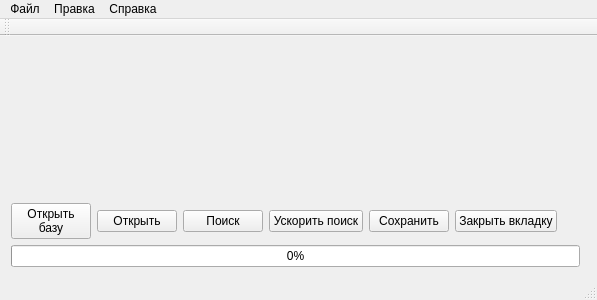
This is mainwindow.ui in RuslanGainanov/AddressBID as Qt 5 draws it before an edit. The edited form follows.
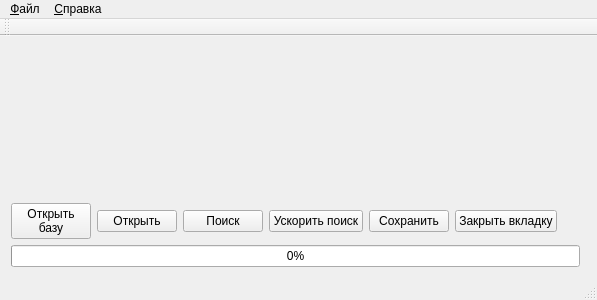
This is the edited form. Icons and pictures are not drawn. Custom widgets are drawn as their Qt base class.

```diff
--- a/mainwindow.ui
+++ b/mainwindow.ui
@@ -110,7 +110,7 @@
    </property>
    <widget class="QMenu" name="_menuFile">
     <property name="title">
-     <string>Файл</string>
+     <string>&amp;Файл</string>
     </property>
     <widget class="QMenu" name="_menuOpen">
      <property name="title">
@@ -127,19 +127,11 @@
    </widget>
    <widget class="QMenu" name="_menuHelp">
     <property name="title">
-     <string>Справка</string>
+     <string>&amp;Справка</string>
     </property>
     <addaction name="_actionAbout"/>
    </widget>
-   <widget class="QMenu" name="_menuEdit">
-    <property name="title">
-     <string>Правка</string>
-    </property>
-    <addaction name="action_9"/>
-    <addaction name="action_11"/>
-   </widget>
    <addaction name="_menuFile"/>
-   <addaction name="_menuEdit"/>
    <addaction name="_menuHelp"/>
   </widget>
   <widget class="QToolBar" name="mainToolBar">
```
Left out of the diff: 22 changed lines with no effect on the pictures.
